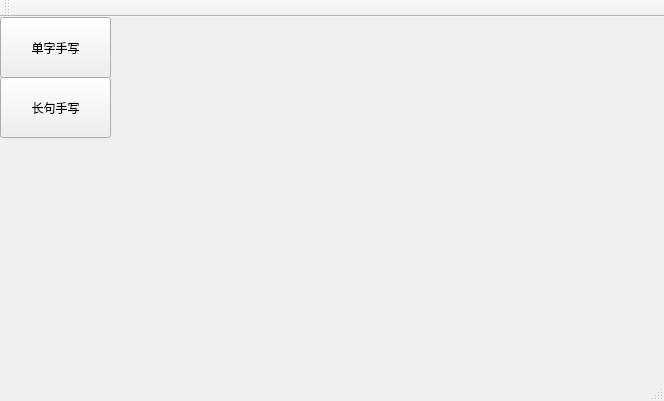
The window that LessonCode/week08/homework/handwriting/kmainwindow.ui (icyyoung719/KDevelop-Training) describes before a commit, drawn with Qt 5.
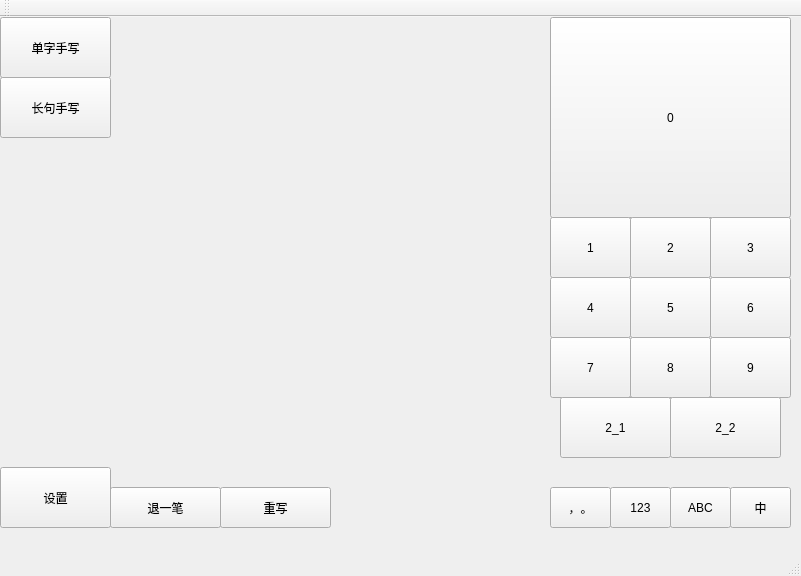
The same window after the commit. Custom widgets are drawn as their Qt base class.

Commit message: feat(ui): update ui design

The edit to the form file:
```diff
--- a/LessonCode/week08/homework/handwriting/kmainwindow.ui
+++ b/LessonCode/week08/homework/handwriting/kmainwindow.ui
@@ -6,8 +6,8 @@
    <rect>
     <x>0</x>
     <y>0</y>
-    <width>664</width>
-    <height>401</height>
+    <width>801</width>
+    <height>576</height>
    </rect>
   </property>
   <property name="windowTitle">
@@ -45,9 +45,256 @@
      <rect>
       <x>110</x>
       <y>0</y>
-      <width>381</width>
-      <height>361</height>
+      <width>441</width>
+      <height>531</height>
      </rect>
+    </property>
+    <widget class="QPushButton" name="pushButton_3">
+     <property name="geometry">
+      <rect>
+       <x>0</x>
+       <y>470</y>
+       <width>111</width>
+       <height>41</height>
+      </rect>
+     </property>
+     <property name="text">
+      <string>退一笔</string>
+     </property>
+    </widget>
+    <widget class="QPushButton" name="pushButton_4">
+     <property name="geometry">
+      <rect>
+       <x>110</x>
+       <y>470</y>
+       <width>111</width>
+       <height>41</height>
+      </rect>
+     </property>
+     <property name="text">
+      <string>重写</string>
+     </property>
+    </widget>
+   </widget>
+   <widget class="QPushButton" name="pushButton_5">
+    <property name="geometry">
+     <rect>
+      <x>550</x>
+      <y>0</y>
+      <width>241</width>
+      <height>201</height>
+     </rect>
+    </property>
+    <property name="text">
+     <string>0</string>
+    </property>
+   </widget>
+   <widget class="QPushButton" name="pushButton_6">
+    <property name="geometry">
+     <rect>
+      <x>550</x>
+      <y>200</y>
+      <width>81</width>
+      <height>61</height>
+     </rect>
+    </property>
+    <property name="text">
+     <string>1</string>
+    </property>
+   </widget>
+   <widget class="QPushButton" name="pushButton_7">
+    <property name="geometry">
+     <rect>
+      <x>630</x>
+      <y>200</y>
+      <width>81</width>
+      <height>61</height>
+     </rect>
+    </property>
+    <property name="text">
+     <string>2</string>
+    </property>
+   </widget>
+   <widget class="QPushButton" name="pushButton_8">
+    <property name="geometry">
+     <rect>
+      <x>710</x>
+      <y>200</y>
+      <width>81</width>
+      <height>61</height>
+     </rect>
+    </property>
+    <property name="text">
+     <string>3</string>
+    </property>
+   </widget>
+   <widget class="QPushButton" name="pushButton_9">
+    <property name="geometry">
+     <rect>
+      <x>550</x>
+      <y>260</y>
+      <width>81</width>
+      <height>61</height>
+     </rect>
+    </property>
+    <property name="text">
+     <string>4</string>
+    </property>
+   </widget>
+   <widget class="QPushButton" name="pushButton_10">
+    <property name="geometry">
+     <rect>
+      <x>630</x>
+      <y>260</y>
+      <width>81</width>
+      <height>61</height>
+     </rect>
+    </property>
+    <property name="text">
+     <string>5</string>
+    </property>
+   </widget>
+   <widget class="QPushButton" name="pushButton_11">
+    <property name="geometry">
+     <rect>
+      <x>710</x>
+      <y>260</y>
+      <width>81</width>
+      <height>61</height>
+     </rect>
+    </property>
+    <property name="text">
+     <string>6</string>
+    </property>
+   </widget>
+   <widget class="QPushButton" name="pushButton_12">
+    <property name="geometry">
+     <rect>
+      <x>550</x>
+      <y>320</y>
+      <width>81</width>
+      <height>61</height>
+     </rect>
+    </property>
+    <property name="text">
+     <string>7</string>
+    </property>
+   </widget>
+   <widget class="QPushButton" name="pushButton_13">
+    <property name="geometry">
+     <rect>
+      <x>630</x>
+      <y>320</y>
+      <width>81</width>
+      <height>61</height>
+     </rect>
+    </property>
+    <property name="text">
+     <string>8</string>
+    </property>
+   </widget>
+   <widget class="QPushButton" name="pushButton_14">
+    <property name="geometry">
+     <rect>
+      <x>710</x>
+      <y>320</y>
+      <width>81</width>
+      <height>61</height>
+     </rect>
+    </property>
+    <property name="text">
+     <string>9</string>
+    </property>
+   </widget>
+   <widget class="QPushButton" name="pushButton_15">
+    <property name="geometry">
+     <rect>
+      <x>560</x>
+      <y>380</y>
+      <width>111</width>
+      <height>61</height>
+     </rect>
+    </property>
+    <property name="text">
+     <string>2_1</string>
+    </property>
+   </widget>
+   <widget class="QPushButton" name="pushButton_16">
+    <property name="geometry">
+     <rect>
+      <x>670</x>
+      <y>380</y>
+      <width>111</width>
+      <height>61</height>
+     </rect>
+    </property>
+    <property name="text">
+     <string>2_2</string>
+    </property>
+   </widget>
+   <widget class="QPushButton" name="pushButton_17">
+    <property name="geometry">
+     <rect>
+      <x>550</x>
+      <y>470</y>
+      <width>61</width>
+      <height>41</height>
+     </rect>
+    </property>
+    <property name="text">
+     <string>，。</string>
+    </property>
+   </widget>
+   <widget class="QPushButton" name="pushButton_18">
+    <property name="geometry">
+     <rect>
+      <x>610</x>
+      <y>470</y>
+      <width>61</width>
+      <height>41</height>
+     </rect>
+    </property>
+    <property name="text">
+     <string>123</string>
+    </property>
+   </widget>
+   <widget class="QPushButton" name="pushButton_19">
+    <property name="geometry">
+     <rect>
+      <x>670</x>
+      <y>470</y>
+      <width>61</width>
+      <height>41</height>
+     </rect>
+    </property>
+    <property name="text">
+     <string>ABC</string>
+    </property>
+   </widget>
+   <widget class="QPushButton" name="pushButton_20">
+    <property name="geometry">
+     <rect>
+      <x>730</x>
+      <y>470</y>
+      <width>61</width>
+      <height>41</height>
+     </rect>
+    </property>
+    <property name="text">
+     <string>中</string>
+    </property>
+   </widget>
+   <widget class="QPushButton" name="pushButton_21">
+    <property name="geometry">
+     <rect>
+      <x>0</x>
+      <y>450</y>
+      <width>111</width>
+      <height>61</height>
+     </rect>
+    </property>
+    <property name="text">
+     <string>设置</string>
     </property>
    </widget>
   </widget>
```
Left out of the diff: 4 changed lines with no effect on the pictures.
